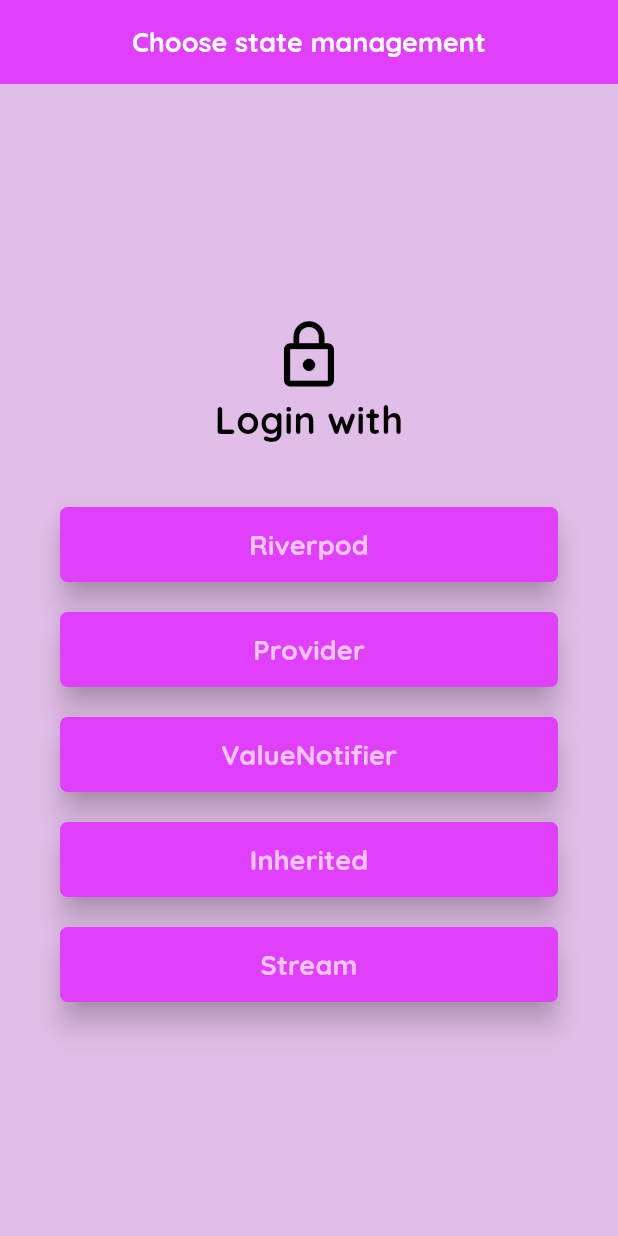
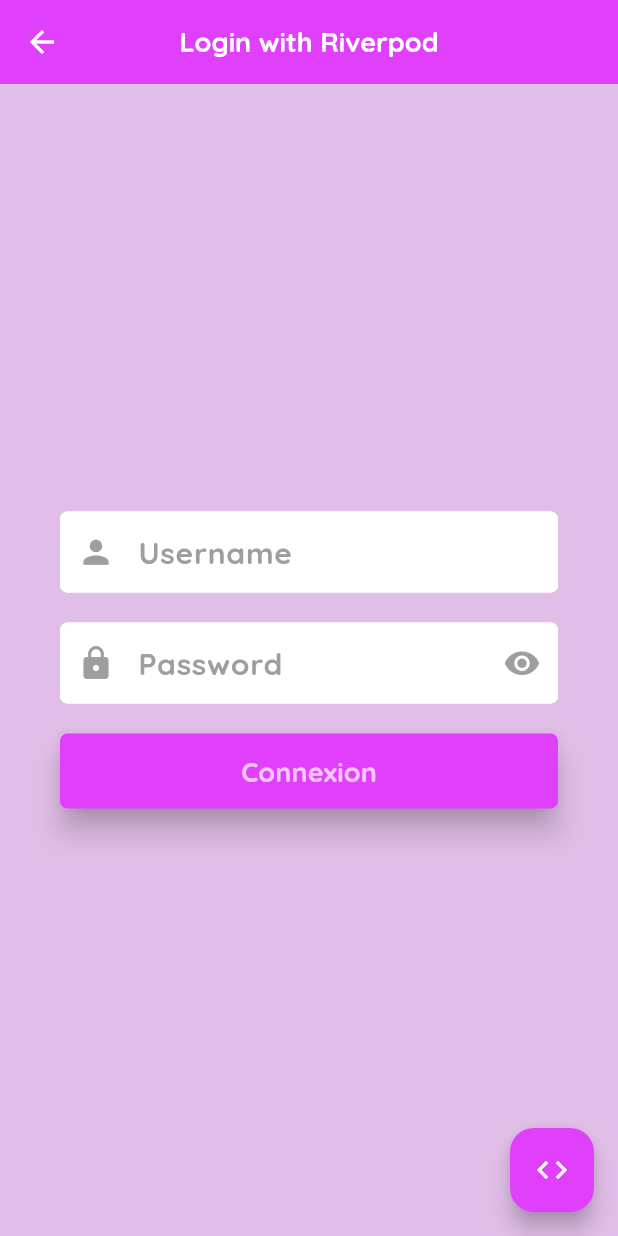
Before and after one commit to wilfried0/state_management_login_example, a Flutter app: the screen it shows after launch, after a tap on "ValueNotifier", on a phone screen of 412 x 824 dp. Run offline on Flutter 3.47's test engine with Material 2 defaults, Android fonts, the phone set to English and light mode, and no system bars; our stand-ins replace flutter_riverpod.

Commit message:
login with state management ValueNotifier completed

```diff
--- /dev/null
+++ b/lib/ValueNotifier/login_value_notifier.dart
@@ -0,0 +1,120 @@
+import 'package:flutter/material.dart';
+import 'package:state_management_tuto/ValueNotifier/notifiers/password_visibility_value_notifier_notifier.dart';
+import 'package:state_management_tuto/ValueNotifier/services/login_value_notifier_service.dart';
+import 'package:state_management_tuto/shared/functions.dart';
+import '../shared/widgets.dart';
+import '../shared/custom_button.dart';
+import 'notifiers/login_value_notifier_notifier.dart';
+
+class LoginValueNotifier extends StatelessWidget {
+  final TextEditingController usernameController = TextEditingController(), passwordController = TextEditingController();
+  LoginValueNotifier({super.key});
+
+  @override
+  void dispose(){
+    usernameController.dispose();
+    passwordController.dispose();
+  }
+
+  @override
+  Widget build(BuildContext context) {
+    LoginValueNotifierNotifier loginValueNotifier = LoginValueNotifierNotifier(LoginValueNotifierService());
+    PasswordVisibilityValueNotifier passwordVisibilityValueNotifier = PasswordVisibilityValueNotifier(false);
+    return Scaffold(
+      backgroundColor: Colors.purple.shade100,
+      appBar: customAppBar(title: 'Login with Riverpod'),
+      body: Padding(
+        padding: const EdgeInsets.only(left: 40, right: 40),
+        child: Column(
+          mainAxisAlignment: MainAxisAlignment.center,
+          children: [
+            TextField(
+              controller: usernameController,
+              style: const TextStyle(fontSize: 20, color: Colors.black, fontWeight: FontWeight.bold),
+              decoration: const InputDecoration(
+                  fillColor: Colors.white,
+                  filled: true,
+                  isDense: true,
+                  enabledBorder: OutlineInputBorder(
+                    borderSide: BorderSide(color: Colors.white),
+                    borderRadius: BorderRadius.all(Radius.circular(5)),
+                  ),
+                  focusedBorder: OutlineInputBorder(
+                    borderSide: BorderSide(color: Colors.white),
+                    borderRadius: BorderRadius.all(Radius.circular(5)),
+                  ),
+                  prefixIcon: Icon(Icons.person, color: Colors.grey, size: 25,),
+                  hintText: 'Username',
+                  border: InputBorder.none,
+                  hintStyle: TextStyle(fontSize: 20, fontWeight: FontWeight.bold, color: Colors.grey)
+              ),
+            ),
+
+            const SizedBox(height: 20,),
+
+            ValueListenableBuilder(
+                valueListenable: passwordVisibilityValueNotifier,
+                builder: (context, value, child) {
+                return TextField(
+                  controller: passwordController,
+                  obscureText: value,
+                  style: const TextStyle(fontSize: 20, color: Colors.black, fontWeight: FontWeight.bold),
+                  decoration: InputDecoration(
+                      fillColor: Colors.white,
+                      filled: true,
+                      isDense: true,
+                      enabledBorder: const OutlineInputBorder(
+                        borderSide: BorderSide(color: Colors.white),
+                        borderRadius: BorderRadius.all(Radius.circular(5)),
+                      ),
+                      focusedBorder: const OutlineInputBorder(
+                        borderSide: BorderSide(color: Colors.white),
+                        borderRadius: BorderRadius.all(Radius.circular(5)),
+                      ),
+                      prefixIcon: const Icon(Icons.lock, color: Colors.grey, size: 25,),
+                      suffixIcon: IconButton(
+                        onPressed: () {
+                          passwordVisibilityValueNotifier.passwordVisibility();
+                        },
+                        icon: Icon(value?Icons.visibility_off:Icons.visibility, color: Colors.grey, size: 25,),
+                      ),
+                      hintText: 'Password',
+                      border: InputBorder.none,
+                      hintStyle: const TextStyle(fontSize: 20, fontWeight: FontWeight.bold, color: Colors.grey)
+                  ),
+                );
+              }
+            ),
+
+            const SizedBox(height: 20,),
+
+            ValueListenableBuilder(
+              valueListenable: loginValueNotifier,
+              builder: (context, value, child) {
+                bool isLoading = value;
+                return isLoading? const CircularProgressIndicator():
+                CustomButton(
+                    onPressed: () {
+                      loginValueNotifier.login(
+                          username: usernameController.text,
+                          password: passwordController.text,
+                          context: context
+                      );
+                    },
+                    title: 'Connexion',
+                    textStyle: customTextStyleButton(),
+                    color: Colors.purpleAccent
+                );
+              }
+            )
+          ],
+        ),
+      ),
+      floatingActionButton: const FloatingActionButton(
+          backgroundColor: Colors.purpleAccent,
+          onPressed: launchURL,
+          child: Icon(Icons.code, color: Colors.white,),
+      ),
+    );
+  }
+}
--- /dev/null
+++ b/lib/ValueNotifier/notifiers/login_value_notifier_notifier.dart
@@ -0,0 +1,34 @@
+import 'package:flutter/material.dart';
+import 'package:state_management_tuto/ValueNotifier/services/login_value_notifier_service.dart';
+import '../../shared/widgets.dart';
+
+class LoginValueNotifierNotifier extends ValueNotifier<bool> {
+  final LoginValueNotifierService _loginValueNotifierService;
+  LoginValueNotifierNotifier(this._loginValueNotifierService) : super(false);
+
+  login({required String username, required String password, required BuildContext context}) async {
+    if(password.isEmpty) {
+      ScaffoldMessenger.of(context).showSnackBar(showSnackBar(context: context, content: 'Password is required', label: 'Error'));
+      return;
+    }
+    if(password.length < 8) {
+      ScaffoldMessenger.of(context).showSnackBar(showSnackBar(context: context, content: 'Password length must be greater than 8', label: 'Error'));
+      return;
+    }
+    if(username.isEmpty) {
+      ScaffoldMessenger.of(context).showSnackBar(showSnackBar(context: context, content: 'Username is required', label: 'Error'));
+      return;
+    }
+    if(password != 'password'){
+      ScaffoldMessenger.of(context).showSnackBar(showSnackBar(context: context, content: 'Username or password doesn\'t match', label: 'Error'));
+    }else{
+      value = true;
+      notifyListeners();
+      await _loginValueNotifierService.loginValueNotifier(username: username, password: password).then((value) {
+        ScaffoldMessenger.of(context).showSnackBar(showSnackBar(context: context, content: 'Logged successfully!', label: 'Success', color: Colors.green));
+      });
+      value = false;
+      notifyListeners();
+    }
+  }
+}
--- /dev/null
+++ b/lib/ValueNotifier/notifiers/password_visibility_value_notifier_notifier.dart
@@ -0,0 +1,10 @@
+import 'package:flutter/material.dart';
+
+class PasswordVisibilityValueNotifier extends ValueNotifier<bool>{
+  PasswordVisibilityValueNotifier(super.value);
+
+  void passwordVisibility() {
+    value = !value;
+    notifyListeners();
+  }
+}
--- /dev/null
+++ b/lib/ValueNotifier/services/login_value_notifier_service.dart
@@ -0,0 +1,10 @@
+class LoginValueNotifierService {
+  bool isLoggIn = false;
+
+  Future<bool> loginValueNotifier({required String username, required String password}) async {
+    await Future.delayed(const Duration(seconds: 5), () {
+      isLoggIn = true;
+    });
+    return isLoggIn;
+  }
+}
--- a/lib/home.dart
+++ b/lib/home.dart
@@ -4,6 +4,7 @@ import 'package:state_management_tuto/Provider/login_provider.dart';
 import 'package:state_management_tuto/Provider/notifiers/login_provider_notifier.dart';
 import 'package:state_management_tuto/Provider/services/login_provider_service.dart';
 import 'package:state_management_tuto/Riverpod/login_riverpod.dart';
+import 'package:state_management_tuto/ValueNotifier/login_value_notifier.dart';
 import 'package:state_management_tuto/shared/custom_button.dart';
 import 'package:state_management_tuto/shared/widgets.dart';
 
@@ -48,7 +49,7 @@ class Home extends StatelessWidget {
             ),
             const SizedBox(height: 20,),
             CustomButton(
-                onPressed: () => null,//Navigator.push(context, MaterialPageRoute(builder: (_) => LoginRiverpod())),
+                onPressed: () => Navigator.push(context, MaterialPageRoute(builder: (_) => LoginValueNotifier())),
                 title: 'ValueNotifier',
                 textStyle: customTextStyleButton(),
                 color: Colors.purpleAccent
```
